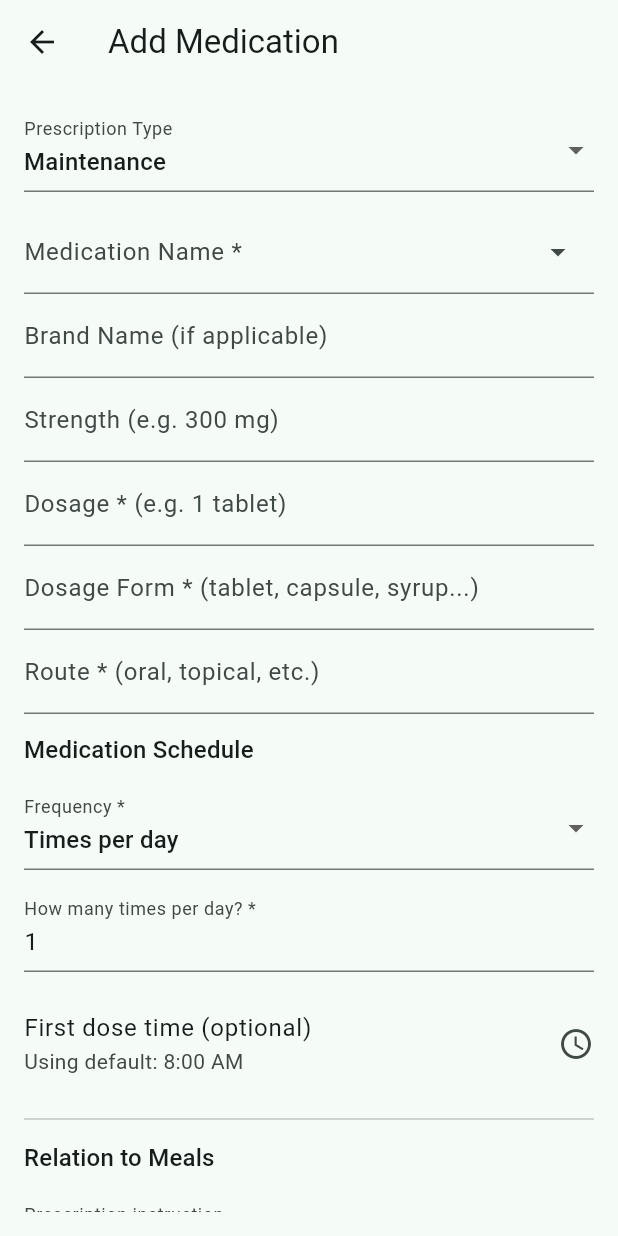
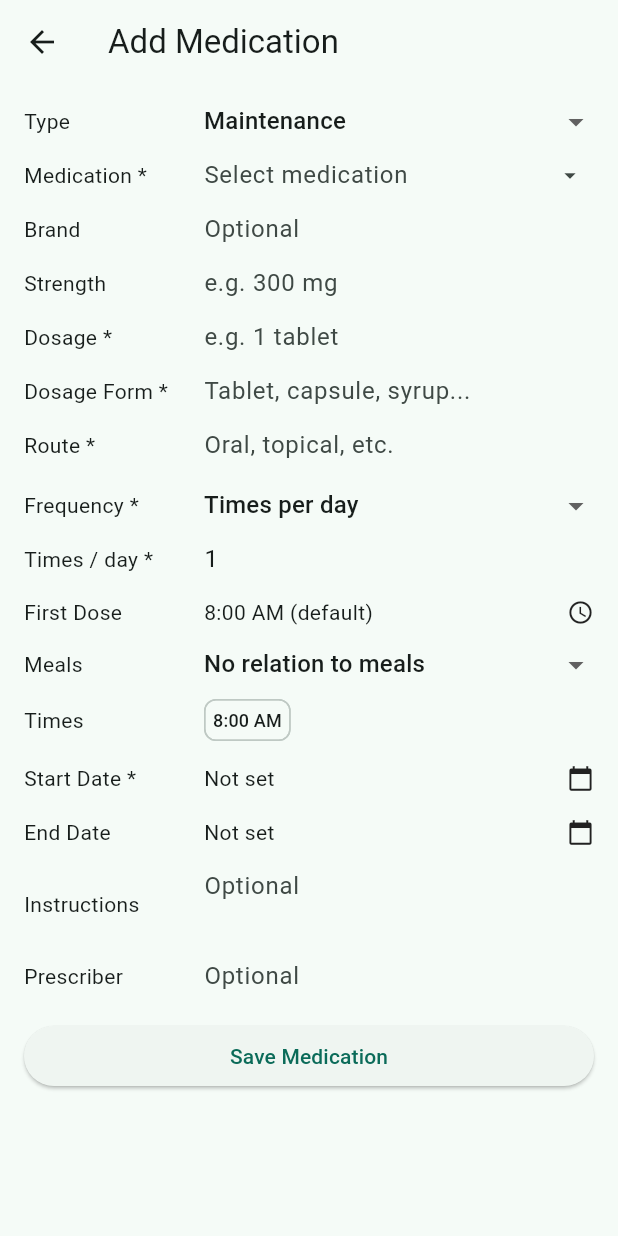
Before and after one commit to babkkin/prototype, a Flutter app: the AddMedicationScreen screen opened directly with empty values, on a phone screen of 412 x 824 dp. Run offline on Flutter 3.47's test engine with Material 3 defaults, Android fonts, the phone set to English and light mode, and no system bars; our stand-ins replace drift; accounts and stored records are empty; generated files the repository leaves out were written again.

Commit message:
feat: Enhance Add Medication and Frequency Timetable screens with compact field layouts and improved input handling

```diff
--- a/lib/screens/add_medication.dart
+++ b/lib/screens/add_medication.dart
@@ -220,6 +220,42 @@ class _AddMedicationScreenState extends State<AddMedicationScreen> {
     return null;
   }
 
+  Widget _rowField({
+    required String label,
+    required Widget field,
+  }) {
+    return Padding(
+      padding: const EdgeInsets.only(bottom: 2),
+      child: Row(
+        crossAxisAlignment: CrossAxisAlignment.center,
+        children: [
+          SizedBox(
+            width: 120,
+            child: Text(
+              label,
+              style: const TextStyle(fontSize: 14),
+            ),
+          ),
+          Expanded(child: field),
+        ],
+      ),
+    );
+  }
+
+  InputDecoration _compactDecoration({String? hintText, Widget? suffixIcon}) {
+    return InputDecoration(
+      hintText: hintText,
+      isDense: true,
+      border: InputBorder.none,
+      contentPadding: const EdgeInsets.symmetric(vertical: 5),
+      suffixIcon: suffixIcon,
+      suffixIconConstraints: const BoxConstraints(
+        minWidth: 32,
+        minHeight: 32,
+      ),
+    );
+  }
+
   @override
   Widget build(BuildContext context) {
     final isPrn = _type == PrescriptionType.prn;
@@ -227,17 +263,18 @@ class _AddMedicationScreenState extends State<AddMedicationScreen> {
     return Scaffold(
       appBar: AppBar(title: const Text('Add Medication')),
       body: Padding(
-        padding: const EdgeInsets.all(16.0),
+        padding: const EdgeInsets.symmetric(horizontal: 16, vertical: 8),
         child: Form(
           key: _formKey,
           autovalidateMode: AutovalidateMode.onUserInteraction,
           child: ListView(
             children: [
-              // Prescription type — drives which PRN-only fields show below.
-              DropdownButtonFormField<PrescriptionType>(
+              _rowField(
+                label: 'Type',
+                field: DropdownButtonFormField<PrescriptionType>(
                   initialValue: _type,
-                decoration:
-                    const InputDecoration(labelText: 'Prescription Type'),
+                  isExpanded: true,
+                  decoration: _compactDecoration(),
                   items: const [
                     DropdownMenuItem(
                       value: PrescriptionType.maintenance,
@@ -256,64 +293,82 @@ class _AddMedicationScreenState extends State<AddMedicationScreen> {
                     if (value != null) setState(() => _type = value);
                   },
                 ),
-              const SizedBox(height: 12),
+              ),
 
-              TextFormField(
+              _rowField(
+                label: 'Medication *',
+                field: TextFormField(
                   controller: _medicationNameController,
                   readOnly: true,
                   onTap: _selectMedicationName,
-                decoration: InputDecoration(
-                  labelText: 'Medication Name *',
+                  decoration: _compactDecoration(
                     hintText: _isLoadingMedicines
                         ? 'Loading medicines...'
                         : 'Select medication',
                     suffixIcon: _isLoadingMedicines
                         ? const Padding(
-                          padding: EdgeInsets.all(14),
+                            padding: EdgeInsets.all(7),
                             child: SizedBox(
-                            width: 18,
-                            height: 18,
+                              width: 16,
+                              height: 16,
                               child: CircularProgressIndicator(strokeWidth: 2),
                             ),
                           )
                         : const Icon(Icons.arrow_drop_down),
                   ),
-                validator: (v) => _requiredValidator(v, 'the medication name'),
+                  validator: (v) =>
+                      _requiredValidator(v, 'the medication name'),
                 ),
-              TextFormField(
+              ),
+
+              _rowField(
+                label: 'Brand',
+                field: TextFormField(
                   controller: _brandNameController,
-                decoration: const InputDecoration(
-                    labelText: 'Brand Name (if applicable)'),
+                  decoration: _compactDecoration(hintText: 'Optional'),
                 ),
-              TextFormField(
+              ),
+
+              _rowField(
+                label: 'Strength',
+                field: TextFormField(
                   controller: _strengthController,
-                decoration:
-                    const InputDecoration(labelText: 'Strength (e.g. 300 mg)'),
+                  decoration: _compactDecoration(hintText: 'e.g. 300 mg'),
                 ),
-              TextFormField(
+              ),
+
+              _rowField(
+                label: 'Dosage *',
+                field: TextFormField(
                   controller: _dosageController,
-                decoration:
-                    const InputDecoration(labelText: 'Dosage * (e.g. 1 tablet)'),
+                  decoration: _compactDecoration(hintText: 'e.g. 1 tablet'),
                   validator: (v) => _requiredValidator(v, 'the dosage'),
                 ),
-              TextFormField(
+              ),
+
+              _rowField(
+                label: 'Dosage Form *',
+                field: TextFormField(
                   controller: _dosageFormController,
-                decoration: const InputDecoration(
-                    labelText: 'Dosage Form * (tablet, capsule, syrup...)'),
-                validator: (v) => _requiredValidator(v, 'the dosage form'),
+                  decoration:
+                      _compactDecoration(hintText: 'Tablet, capsule, syrup...'),
+                  validator: (v) =>
+                      _requiredValidator(v, 'the dosage form'),
                 ),
-              TextFormField(
+              ),
+
+              _rowField(
+                label: 'Route *',
+                field: TextFormField(
                   controller: _routeController,
-                decoration: const InputDecoration(
-                    labelText: 'Route * (oral, topical, etc.)'),
+                  decoration:
+                      _compactDecoration(hintText: 'Oral, topical, etc.'),
                   validator: (v) => _requiredValidator(v, 'the route'),
                 ),
-              const SizedBox(height: 12),
+              ),
 
-              // Frequency + auto-generated timetable — replaces the old
-              // free-text Frequency and Specific Time fields. Hidden for
-              // PRN meds, which use maxPrnDoseFrequency instead.
-              if (!isPrn)
+              if (!isPrn) ...[
+                const SizedBox(height: 4),
                 FrequencyTimetablePicker(
                   onChanged: (selection) {
                     setState(() {
@@ -322,61 +377,90 @@ class _AddMedicationScreenState extends State<AddMedicationScreen> {
                     });
                   },
                 ),
-              if (!isPrn) const SizedBox(height: 12),
+                const SizedBox(height: 2),
+              ],
 
-              // Duration
-              ListTile(
-                contentPadding: EdgeInsets.zero,
-                title: const Text('Start Date *'),
-                subtitle: Text(_formatDate(_startDate)),
-                trailing: const Icon(Icons.calendar_today),
+              _rowField(
+                label: 'Start Date *',
+                field: InkWell(
                   onTap: () => _pickDate(isStart: true),
+                  child: Padding(
+                    padding: const EdgeInsets.symmetric(vertical: 7),
+                    child: Row(
+                      children: [
+                        Expanded(child: Text(_formatDate(_startDate))),
+                        const Icon(Icons.calendar_today, size: 18),
+                      ],
                     ),
-              ListTile(
-                contentPadding: EdgeInsets.zero,
-                title: const Text('End Date (leave blank if ongoing)'),
-                subtitle: Text(_formatDate(_endDate)),
-                trailing: const Icon(Icons.calendar_today),
+                  ),
+                ),
+              ),
+
+              _rowField(
+                label: 'End Date',
+                field: InkWell(
                   onTap: () => _pickDate(isStart: false),
+                  child: Padding(
+                    padding: const EdgeInsets.symmetric(vertical: 7),
+                    child: Row(
+                      children: [
+                        Expanded(child: Text(_formatDate(_endDate))),
+                        const Icon(Icons.calendar_today, size: 18),
+                      ],
                     ),
-              const SizedBox(height: 12),
+                  ),
+                ),
+              ),
 
-              // PRN-only fields — only shown/required when type is PRN.
               if (isPrn) ...[
-                TextFormField(
+                _rowField(
+                  label: 'PRN Indication *',
+                  field: TextFormField(
                     controller: _prnIndicationController,
-                  decoration: const InputDecoration(
-                      labelText: 'PRN Indication * (e.g. for pain)'),
-                  validator: (v) =>
-                      isPrn ? _requiredValidator(v, 'the PRN indication') : null,
+                    decoration:
+                        _compactDecoration(hintText: 'e.g. for pain'),
+                    validator: (v) => isPrn
+                        ? _requiredValidator(v, 'the PRN indication')
+                        : null,
                   ),
-                TextFormField(
+                ),
+                _rowField(
+                  label: 'Max PRN *',
+                  field: TextFormField(
                     controller: _maxPrnDoseFrequencyController,
-                  decoration: const InputDecoration(
-                      labelText: 'Maximum PRN Dose/Frequency *'),
+                    decoration:
+                        _compactDecoration(hintText: 'Maximum dose/frequency'),
                     validator: (v) => isPrn
                         ? _requiredValidator(v, 'the max PRN dose/frequency')
                         : null,
                   ),
-                const SizedBox(height: 12),
+                ),
               ],
 
-              TextFormField(
+              _rowField(
+                label: 'Instructions',
+                field: TextFormField(
                   controller: _specialInstructionsController,
-                decoration: const InputDecoration(
-                    labelText: 'Special Instructions / Notes'),
+                  decoration: _compactDecoration(hintText: 'Optional'),
                   maxLines: 2,
                 ),
-              TextFormField(
-                controller: _prescriberNameController,
-                decoration:
-                    const InputDecoration(labelText: 'Prescriber / Doctor'),
               ),
 
-              const SizedBox(height: 24),
-              ElevatedButton(
+              _rowField(
+                label: 'Prescriber',
+                field: TextFormField(
+                  controller: _prescriberNameController,
+                  decoration: _compactDecoration(hintText: 'Optional'),
+                ),
+              ),
+
+              const SizedBox(height: 10),
+              SizedBox(
+                width: double.infinity,
+                child: ElevatedButton(
                   onPressed: _submit,
                   child: const Text('Save Medication'),
+                ),
               ),
             ],
           ),
--- a/lib/screens/frequency_timetable_picker.dart
+++ b/lib/screens/frequency_timetable_picker.dart
@@ -206,41 +206,73 @@ class _FrequencyTimetablePickerState extends State<FrequencyTimetablePicker> {
     return null;
   }
 
-  Widget _mealTimeTile(MealType meal, TimeOfDay time) {
-    return ListTile(
-      dense: true,
-      contentPadding: EdgeInsets.zero,
-      title: Text(meal.label),
-      subtitle: Text(time.format(context)),
-      trailing: const Icon(Icons.access_time),
-      onTap: () => _pickMealTime(meal),
+  Widget _inlineRow({
+    required String label,
+    required Widget field,
+  }) {
+    return Padding(
+      padding: const EdgeInsets.only(bottom: 2),
+      child: Row(
+        crossAxisAlignment: CrossAxisAlignment.center,
+        children: [
+          SizedBox(
+            width: 120,
+            child: Text(label, style: const TextStyle(fontSize: 14)),
+          ),
+          Expanded(child: field),
+        ],
+      ),
+    );
+  }
+
+  InputDecoration _compactDecoration({String? hintText}) {
+    return InputDecoration(
+      hintText: hintText,
+      isDense: true,
+      border: InputBorder.none,
+      contentPadding: const EdgeInsets.symmetric(vertical: 5),
+    );
+  }
+
+  Widget _compactTimeValue({
+    required String text,
+    required VoidCallback onTap,
+    Widget? trailing,
+  }) {
+    return InkWell(
+      onTap: onTap,
+      child: Padding(
+        padding: const EdgeInsets.symmetric(vertical: 6),
+        child: Row(
+          children: [
+            Expanded(child: Text(text)),
+            if (trailing != null) trailing,
+          ],
+        ),
+      ),
     );
   }
 
   @override
   Widget build(BuildContext context) {
-    final valueLabel = _mode == ScheduleMode.timesPerDay
-        ? 'How many times per day?'
-        : 'Repeat every how many hours?';
-
     final enteredValue = _enteredValue ?? 1;
 
     return Column(
       crossAxisAlignment: CrossAxisAlignment.start,
       children: [
-        Text(
-          'Medication Schedule',
-          style: Theme.of(context).textTheme.titleMedium,
-        ),
-        const SizedBox(height: 12),
-        DropdownButtonFormField<ScheduleMode>(
+        _inlineRow(
+          label: 'Frequency *',
+          field: DropdownButtonFormField<ScheduleMode>(
             initialValue: _mode,
-          decoration: const InputDecoration(labelText: 'Frequency *'),
+            isExpanded: true,
+            decoration: _compactDecoration(),
             items: ScheduleMode.values
-              .map((mode) => DropdownMenuItem(
+                .map(
+                  (mode) => DropdownMenuItem(
                     value: mode,
                     child: Text(mode.label),
-                  ))
+                  ),
+                )
                 .toList(),
             onChanged: (mode) {
               if (mode == null) return;
@@ -254,12 +286,14 @@ class _FrequencyTimetablePickerState extends State<FrequencyTimetablePicker> {
               _regenerate();
             },
           ),
-        const SizedBox(height: 12),
-        TextFormField(
+        ),
+
+        _inlineRow(
+          label: _mode == ScheduleMode.timesPerDay ? 'Times / day *' : 'Every hours *',
+          field: TextFormField(
             controller: _valueController,
-          decoration: InputDecoration(
-            labelText: '$valueLabel *',
-            hintText: _mode == ScheduleMode.timesPerDay ? 'e.g. 5' : 'e.g. 8',
+            decoration: _compactDecoration(
+              hintText: _mode == ScheduleMode.timesPerDay ? 'e.g. 2' : 'e.g. 8',
             ),
             keyboardType: TextInputType.number,
             inputFormatters: [
@@ -275,43 +309,45 @@ class _FrequencyTimetablePickerState extends State<FrequencyTimetablePicker> {
               _regenerate();
             },
           ),
-        const SizedBox(height: 12),
-        ListTile(
-          contentPadding: EdgeInsets.zero,
-          title: const Text('First dose time (optional)'),
-          subtitle: Text(
-            _firstDoseTime == null
-                ? 'Using default: 8:00 AM'
+        ),
+
+        _inlineRow(
+          label: 'First Dose',
+          field: _compactTimeValue(
+            text: _firstDoseTime == null
+                ? '8:00 AM (default)'
                 : _firstDoseTime!.format(context),
-          ),
+            onTap: _pickFirstDoseTime,
             trailing: Row(
               mainAxisSize: MainAxisSize.min,
               children: [
                 if (_firstDoseTime != null)
-                IconButton(
-                  tooltip: 'Use default time',
-                  onPressed: _clearFirstDoseTime,
-                  icon: const Icon(Icons.restart_alt),
+                  InkWell(
+                    onTap: _clearFirstDoseTime,
+                    child: const Padding(
+                      padding: EdgeInsets.all(4),
+                      child: Icon(Icons.restart_alt, size: 18),
                     ),
-              const Icon(Icons.access_time),
+                  ),
+                const Icon(Icons.access_time, size: 18),
               ],
             ),
-          onTap: _pickFirstDoseTime,
           ),
-        const Divider(height: 28),
-        Text(
-          'Relation to Meals',
-          style: Theme.of(context).textTheme.titleMedium,
         ),
-        const SizedBox(height: 12),
-        DropdownButtonFormField<MealRelation>(
+
+        _inlineRow(
+          label: 'Meals',
+          field: DropdownButtonFormField<MealRelation>(
             initialValue: _mealRelation,
-          decoration: const InputDecoration(labelText: 'Prescription instruction'),
+            isExpanded: true,
+            decoration: _compactDecoration(),
             items: MealRelation.values
-              .map((relation) => DropdownMenuItem(
+                .map(
+                  (relation) => DropdownMenuItem(
                     value: relation,
                     child: Text(relation.label),
-                  ))
+                  ),
+                )
                 .toList(),
             onChanged: (relation) {
               if (relation == null) return;
@@ -322,24 +358,18 @@ class _FrequencyTimetablePickerState extends State<FrequencyTimetablePicker> {
               _regenerate();
             },
           ),
+        ),
+
         if (_mealRelation == MealRelation.before ||
-            _mealRelation == MealRelation.after) ...[
-          const SizedBox(height: 12),
-          Text(
-            'Take medication',
-            style: Theme.of(context).textTheme.bodyMedium,
-          ),
-          const SizedBox(height: 8),
-          Row(
-            crossAxisAlignment: CrossAxisAlignment.start,
+            _mealRelation == MealRelation.after)
+          _inlineRow(
+            label: 'Meal Offset *',
+            field: Row(
               children: [
                 Expanded(
                   child: TextFormField(
                     controller: _mealOffsetController,
-                  decoration: const InputDecoration(
-                    labelText: 'Time *',
-                    hintText: 'e.g. 45',
-                  ),
+                    decoration: _compactDecoration(hintText: '30'),
                     keyboardType: TextInputType.number,
                     inputFormatters: [
                       FilteringTextInputFormatter.digitsOnly,
@@ -349,16 +379,19 @@ class _FrequencyTimetablePickerState extends State<FrequencyTimetablePicker> {
                     onChanged: (_) => _regenerate(),
                   ),
                 ),
-              const SizedBox(width: 12),
+                const SizedBox(width: 6),
                 Expanded(
                   child: DropdownButtonFormField<TimingUnit>(
                     initialValue: _timingUnit,
-                  decoration: const InputDecoration(labelText: 'Unit'),
+                    isExpanded: true,
+                    decoration: _compactDecoration(),
                     items: TimingUnit.values
-                      .map((unit) => DropdownMenuItem(
+                        .map(
+                          (unit) => DropdownMenuItem(
                             value: unit,
                             child: Text(unit.label.toLowerCase()),
-                          ))
+                          ),
+                        )
                         .toList(),
                     onChanged: (unit) {
                       if (unit == null) return;
@@ -369,26 +402,14 @@ class _FrequencyTimetablePickerState extends State<FrequencyTimetablePicker> {
                 ),
               ],
             ),
-          const SizedBox(height: 6),
-          Text(
-            _mealRelation == MealRelation.before
-                ? '${_mealOffsetController.text.isEmpty ? 'Specified time' : _mealOffsetController.text} ${_timingUnit.label.toLowerCase()} before meals'
-                : '${_mealOffsetController.text.isEmpty ? 'Specified time' : _mealOffsetController.text} ${_timingUnit.label.toLowerCase()} after meals',
-            style: Theme.of(context).textTheme.bodySmall,
           ),
-        ],
-        if (_mealRelation != MealRelation.none) ...[
-          const SizedBox(height: 12),
-          SwitchListTile(
-            contentPadding: EdgeInsets.zero,
-            title: const Text('Use meal times to generate schedule'),
-            subtitle: Text(
-              _mode == ScheduleMode.everyHours
-                  ? 'Exact hourly schedules stay interval-based. The meal instruction will still be saved.'
-                  : enteredValue > 3
-                      ? 'Automatic meal anchoring supports up to 3 meal-linked doses. The meal instruction will still be saved.'
-                      : 'Generate medication times from the selected meal times.',
-            ),
+
+        if (_mealRelation != MealRelation.none)
+          _inlineRow(
+            label: 'Meal Schedule',
+            field: Row(
+              children: [
+                Switch(
                   value: _useMealTimes && _canAnchorToMeals,
                   onChanged: _canAnchorToMeals
                       ? (enabled) {
@@ -400,43 +421,57 @@ class _FrequencyTimetablePickerState extends State<FrequencyTimetablePicker> {
                         }
                       : null,
                 ),
+                const Expanded(
+                  child: Text(
+                    'Use meal times',
+                    style: TextStyle(fontSize: 14),
+                  ),
+                ),
               ],
+            ),
+          ),
+
         if (_useMealTimes && _canAnchorToMeals) ...[
-          const SizedBox(height: 8),
-          Text(
-            'Meal times',
-            style: Theme.of(context).textTheme.bodyLarge,
+          _inlineRow(
+            label: 'Breakfast',
+            field: _compactTimeValue(
+              text: _breakfastTime.format(context),
+              onTap: () => _pickMealTime(MealType.breakfast),
+              trailing: const Icon(Icons.access_time, size: 18),
             ),
-          _mealTimeTile(MealType.breakfast, _breakfastTime),
-          _mealTimeTile(MealType.lunch, _lunchTime),
-          _mealTimeTile(MealType.dinner, _dinnerTime),
-          const SizedBox(height: 8),
-          if (enteredValue == 3) ...[
-            const SizedBox(height: 6),
-            Text(
-              'Three daily doses are linked to Breakfast, Lunch, and Dinner.',
-              style: Theme.of(context).textTheme.bodySmall,
           ),
-          ] else ...[
-            Text(
-              enteredValue == 1
-                  ? 'Choose the meal for this dose'
-                  : 'Choose the meals for the two doses',
-              style: Theme.of(context).textTheme.bodyLarge,
+          _inlineRow(
+            label: 'Lunch',
+            field: _compactTimeValue(
+              text: _lunchTime.format(context),
+              onTap: () => _pickMealTime(MealType.lunch),
+              trailing: const Icon(Icons.access_time, size: 18),
             ),
-            ...List.generate(enteredValue, (index) {
-              return Padding(
-                padding: const EdgeInsets.only(top: 8),
-                child: DropdownButtonFormField<MealType>(
+          ),
+          _inlineRow(
+            label: 'Dinner',
+            field: _compactTimeValue(
+              text: _dinnerTime.format(context),
+              onTap: () => _pickMealTime(MealType.dinner),
+              trailing: const Icon(Icons.access_time, size: 18),
+            ),
+          ),
+          if (enteredValue < 3)
+            ...List.generate(
+              enteredValue,
+              (index) => _inlineRow(
+                label: enteredValue == 1 ? 'Dose Meal' : 'Dose ${index + 1} Meal',
+                field: DropdownButtonFormField<MealType>(
                   value: _doseMeals[index],
-                  decoration: InputDecoration(
-                    labelText: enteredValue == 1 ? 'Meal' : 'Dose ${index + 1} meal',
-                  ),
+                  isExpanded: true,
+                  decoration: _compactDecoration(),
                   items: MealType.values
-                      .map((meal) => DropdownMenuItem(
+                      .map(
+                        (meal) => DropdownMenuItem(
                           value: meal,
                           child: Text(meal.label),
-                          ))
+                        ),
+                      )
                       .toList(),
                   onChanged: (meal) {
                     if (meal == null) return;
@@ -444,30 +479,34 @@ class _FrequencyTimetablePickerState extends State<FrequencyTimetablePicker> {
                     _regenerate();
                   },
                 ),
-              );
-            }),
-          ],
-        ],
-        if (_times.isNotEmpty) ...[
-          const SizedBox(height: 16),
-          Text(
-            _useMealTimes && _canAnchorToMeals
-                ? 'Meal-based timetable (tap a time to adjust it)'
-                : 'Suggested timetable (tap a time to adjust it)',
-            style: Theme.of(context).textTheme.bodyLarge,
               ),
-          const SizedBox(height: 8),
-          Wrap(
-            spacing: 8,
-            runSpacing: 8,
-            children: List.generate(_times.length, (index) {
-              return ActionChip(
-                label: Text(_times[index].format(context)),
-                onPressed: () => _editTime(index),
-              );
-            }),
             ),
         ],
+
+        if (_times.isNotEmpty)
+          _inlineRow(
+            label: 'Times',
+            field: Wrap(
+              spacing: 4,
+              runSpacing: 2,
+              children: List.generate(
+                _times.length,
+                (index) => ActionChip(
+                  visualDensity: const VisualDensity(
+                    horizontal: -3,
+                    vertical: -3,
+                  ),
+                  padding: EdgeInsets.zero,
+                  labelPadding: const EdgeInsets.symmetric(horizontal: 5),
+                  label: Text(
+                    _times[index].format(context),
+                    style: const TextStyle(fontSize: 12),
+                  ),
+                  onPressed: () => _editTime(index),
+                ),
+              ),
+            ),
+          ),
       ],
     );
   }
```
Lines whose indentation alone changed are shown as unchanged.
